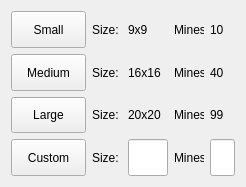
First picture: the form in difficulty.ui, repository q-g-j/qminesweeper, before the edit.
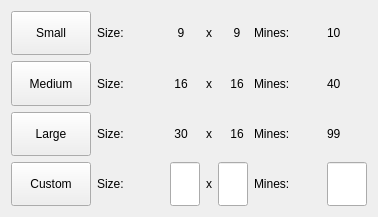
Second picture: the form after the edit.

Commit message: custom mode working

```diff
--- a/difficulty.ui
+++ b/difficulty.ui
@@ -6,8 +6,8 @@
    <rect>
     <x>0</x>
     <y>0</y>
-    <width>246</width>
-    <height>187</height>
+    <width>378</width>
+    <height>217</height>
    </rect>
   </property>
   <property name="sizePolicy">
@@ -20,13 +20,10 @@
    <string>Choose difficulty</string>
   </property>
   <layout class="QGridLayout" name="gridLayout">
-   <property name="sizeConstraint">
-    <enum>QLayout::SetDefaultConstraint</enum>
-   </property>
    <item row="0" column="0">
-    <layout class="QVBoxLayout" name="verticalLayout">
+    <layout class="QHBoxLayout" name="horizontalLayout_main">
      <item>
-      <layout class="QHBoxLayout" name="horizontalLayout">
+      <layout class="QVBoxLayout" name="verticalLayout_mode">
        <item>
         <widget class="QPushButton" name="button_small">
          <property name="sizePolicy">
@@ -35,134 +32,12 @@
            <verstretch>0</verstretch>
           </sizepolicy>
          </property>
-         <property name="minimumSize">
-          <size>
-           <width>50</width>
-           <height>0</height>
-          </size>
-         </property>
          <property name="text">
           <string>Small</string>
          </property>
         </widget>
        </item>
        <item>
-        <widget class="QLabel" name="label_small_size">
-         <property name="sizePolicy">
-          <sizepolicy hsizetype="MinimumExpanding" vsizetype="MinimumExpanding">
-           <horstretch>0</horstretch>
-           <verstretch>0</verstretch>
-          </sizepolicy>
-         </property>
-         <property name="minimumSize">
-          <size>
-           <width>30</width>
-           <height>0</height>
-          </size>
-         </property>
-         <property name="maximumSize">
-          <size>
-           <width>30</width>
-           <height>16777215</height>
-          </size>
-         </property>
-         <property name="text">
-          <string>Size:</string>
-         </property>
-        </widget>
-       </item>
-       <item>
-        <widget class="QLabel" name="label_small_size_value">
-         <property name="sizePolicy">
-          <sizepolicy hsizetype="MinimumExpanding" vsizetype="MinimumExpanding">
-           <horstretch>0</horstretch>
-           <verstretch>0</verstretch>
-          </sizepolicy>
-         </property>
-         <property name="minimumSize">
-          <size>
-           <width>40</width>
-           <height>0</height>
-          </size>
-         </property>
-         <property name="maximumSize">
-          <size>
-           <width>40</width>
-           <height>16777215</height>
-          </size>
-         </property>
-         <property name="layoutDirection">
-          <enum>Qt::LeftToRight</enum>
-         </property>
-         <property name="text">
-          <string>9x9</string>
-         </property>
-         <property name="alignment">
-          <set>Qt::AlignLeading|Qt::AlignLeft|Qt::AlignVCenter</set>
-         </property>
-        </widget>
-       </item>
-       <item>
-        <widget class="QLabel" name="label_small_mines">
-         <property name="sizePolicy">
-          <sizepolicy hsizetype="MinimumExpanding" vsizetype="MinimumExpanding">
-           <horstretch>0</horstretch>
-           <verstretch>0</verstretch>
-          </sizepolicy>
-         </property>
-         <property name="minimumSize">
-          <size>
-           <width>30</width>
-           <height>0</height>
-          </size>
-         </property>
-         <property name="maximumSize">
-          <size>
-           <width>30</width>
-           <height>16777215</height>
-          </size>
-         </property>
-         <property name="text">
-          <string>Mines:</string>
-         </property>
-        </widget>
-       </item>
-       <item>
-        <widget class="QLabel" name="label_small_mines_value">
-         <property name="sizePolicy">
-          <sizepolicy hsizetype="MinimumExpanding" vsizetype="MinimumExpanding">
-           <horstretch>0</horstretch>
-           <verstretch>0</verstretch>
-          </sizepolicy>
-         </property>
-         <property name="minimumSize">
-          <size>
-           <width>25</width>
-           <height>0</height>
-          </size>
-         </property>
-         <property name="maximumSize">
-          <size>
-           <width>25</width>
-           <height>16777215</height>
-          </size>
-         </property>
-         <property name="layoutDirection">
-          <enum>Qt::LeftToRight</enum>
-         </property>
-         <property name="text">
-          <string>10</string>
-         </property>
-         <property name="alignment">
-          <set>Qt::AlignLeading|Qt::AlignLeft|Qt::AlignVCenter</set>
-         </property>
-        </widget>
-       </item>
-      </layout>
-     </item>
-     <item>
-      <layout class="QHBoxLayout" name="horizontalLayout_2">
-       <item>
         <widget class="QPushButton" name="button_medium">
          <property name="sizePolicy">
           <sizepolicy hsizetype="MinimumExpanding" vsizetype="Preferred">
@@ -170,134 +45,12 @@
            <verstretch>0</verstretch>
           </sizepolicy>
          </property>
-         <property name="minimumSize">
-          <size>
-           <width>50</width>
-           <height>0</height>
-          </size>
-         </property>
          <property name="text">
           <string>Medium</string>
          </property>
         </widget>
        </item>
        <item>
-        <widget class="QLabel" name="label_medium_size">
-         <property name="sizePolicy">
-          <sizepolicy hsizetype="MinimumExpanding" vsizetype="MinimumExpanding">
-           <horstretch>0</horstretch>
-           <verstretch>0</verstretch>
-          </sizepolicy>
-         </property>
-         <property name="minimumSize">
-          <size>
-           <width>30</width>
-           <height>0</height>
-          </size>
-         </property>
-         <property name="maximumSize">
-          <size>
-           <width>30</width>
-           <height>16777215</height>
-          </size>
-         </property>
-         <property name="text">
-          <string>Size:</string>
-         </property>
-        </widget>
-       </item>
-       <item>
-        <widget class="QLabel" name="label_medium_size_value">
-         <property name="sizePolicy">
-          <sizepolicy hsizetype="MinimumExpanding" vsizetype="MinimumExpanding">
-           <horstretch>0</horstretch>
-           <verstretch>0</verstretch>
-          </sizepolicy>
-         </property>
-         <property name="minimumSize">
-          <size>
-           <width>40</width>
-           <height>0</height>
-          </size>
-         </property>
-         <property name="maximumSize">
-          <size>
-           <width>40</width>
-           <height>16777215</height>
-          </size>
-         </property>
-         <property name="layoutDirection">
-          <enum>Qt::LeftToRight</enum>
-         </property>
-         <property name="text">
-          <string>16x16</string>
-         </property>
-         <property name="alignment">
-          <set>Qt::AlignLeading|Qt::AlignLeft|Qt::AlignVCenter</set>
-         </property>
-        </widget>
-       </item>
-       <item>
-        <widget class="QLabel" name="label_medium_mines">
-         <property name="sizePolicy">
-          <sizepolicy hsizetype="MinimumExpanding" vsizetype="MinimumExpanding">
-           <horstretch>0</horstretch>
-           <verstretch>0</verstretch>
-          </sizepolicy>
-         </property>
-         <property name="minimumSize">
-          <size>
-           <width>30</width>
-           <height>0</height>
-          </size>
-         </property>
-         <property name="maximumSize">
-          <size>
-           <width>30</width>
-           <height>16777215</height>
-          </size>
-         </property>
-         <property name="text">
-          <string>Mines:</string>
-         </property>
-        </widget>
-       </item>
-       <item>
-        <widget class="QLabel" name="label_medium_mines_value">
-         <property name="sizePolicy">
-          <sizepolicy hsizetype="MinimumExpanding" vsizetype="MinimumExpanding">
-           <horstretch>0</horstretch>
-           <verstretch>0</verstretch>
-          </sizepolicy>
-         </property>
-         <property name="minimumSize">
-          <size>
-           <width>25</width>
-           <height>0</height>
-          </size>
-         </property>
-         <property name="maximumSize">
-          <size>
-           <width>25</width>
-           <height>16777215</height>
-          </size>
-         </property>
-         <property name="layoutDirection">
-          <enum>Qt::LeftToRight</enum>
-         </property>
-         <property name="text">
-          <string>40</string>
-         </property>
-         <property name="alignment">
-          <set>Qt::AlignLeading|Qt::AlignLeft|Qt::AlignVCenter</set>
-         </property>
-        </widget>
-       </item>
-      </layout>
-     </item>
-     <item>
-      <layout class="QHBoxLayout" name="horizontalLayout_3">
-       <item>
         <widget class="QPushButton" name="button_large">
          <property name="sizePolicy">
           <sizepolicy hsizetype="MinimumExpanding" vsizetype="Preferred">
@@ -305,134 +58,12 @@
            <verstretch>0</verstretch>
           </sizepolicy>
          </property>
-         <property name="minimumSize">
-          <size>
-           <width>50</width>
-           <height>0</height>
-          </size>
-         </property>
          <property name="text">
           <string>Large</string>
          </property>
         </widget>
        </item>
        <item>
-        <widget class="QLabel" name="label_large_size">
-         <property name="sizePolicy">
-          <sizepolicy hsizetype="MinimumExpanding" vsizetype="MinimumExpanding">
-           <horstretch>0</horstretch>
-           <verstretch>0</verstretch>
-          </sizepolicy>
-         </property>
-         <property name="minimumSize">
-          <size>
-           <width>30</width>
-           <height>0</height>
-          </size>
-         </property>
-         <property name="maximumSize">
-          <size>
-           <width>30</width>
-           <height>16777215</height>
-          </size>
-         </property>
-         <property name="text">
-          <string>Size:</string>
-         </property>
-        </widget>
-       </item>
-       <item>
-        <widget class="QLabel" name="label_large_size_value">
-         <property name="sizePolicy">
-          <sizepolicy hsizetype="MinimumExpanding" vsizetype="MinimumExpanding">
-           <horstretch>0</horstretch>
-           <verstretch>0</verstretch>
-          </sizepolicy>
-         </property>
-         <property name="minimumSize">
-          <size>
-           <width>40</width>
-           <height>0</height>
-          </size>
-         </property>
-         <property name="maximumSize">
-          <size>
-           <width>40</width>
-           <height>16777215</height>
-          </size>
-         </property>
-         <property name="layoutDirection">
-          <enum>Qt::LeftToRight</enum>
-         </property>
-         <property name="text">
-          <string>20x20</string>
-         </property>
-         <property name="alignment">
-          <set>Qt::AlignLeading|Qt::AlignLeft|Qt::AlignVCenter</set>
-         </property>
-        </widget>
-       </item>
-       <item>
-        <widget class="QLabel" name="label_large_mines">
-         <property name="sizePolicy">
-          <sizepolicy hsizetype="MinimumExpanding" vsizetype="MinimumExpanding">
-           <horstretch>0</horstretch>
-           <verstretch>0</verstretch>
-          </sizepolicy>
-         </property>
-         <property name="minimumSize">
-          <size>
-           <width>30</width>
-           <height>0</height>
-          </size>
-         </property>
-         <property name="maximumSize">
-          <size>
-           <width>30</width>
-           <height>16777215</height>
-          </size>
-         </property>
-         <property name="text">
-          <string>Mines:</string>
-         </property>
-        </widget>
-       </item>
-       <item>
-        <widget class="QLabel" name="label_large_mines_value">
-         <property name="sizePolicy">
-          <sizepolicy hsizetype="MinimumExpanding" vsizetype="MinimumExpanding">
-           <horstretch>0</horstretch>
-           <verstretch>0</verstretch>
-          </sizepolicy>
-         </property>
-         <property name="minimumSize">
-          <size>
-           <width>25</width>
-           <height>0</height>
-          </size>
-         </property>
-         <property name="maximumSize">
-          <size>
-           <width>25</width>
-           <height>16777215</height>
-          </size>
-         </property>
-         <property name="layoutDirection">
-          <enum>Qt::LeftToRight</enum>
-         </property>
-         <property name="text">
-          <string>99</string>
-         </property>
-         <property name="alignment">
-          <set>Qt::AlignLeading|Qt::AlignLeft|Qt::AlignVCenter</set>
-         </property>
-        </widget>
-       </item>
-      </layout>
-     </item>
-     <item>
-      <layout class="QHBoxLayout" name="horizontalLayout_4">
-       <item>
         <widget class="QPushButton" name="button_custom">
          <property name="sizePolicy">
           <sizepolicy hsizetype="MinimumExpanding" vsizetype="Preferred">
@@ -440,17 +71,54 @@
            <verstretch>0</verstretch>
           </sizepolicy>
          </property>
-         <property name="minimumSize">
-          <size>
-           <width>50</width>
-           <height>0</height>
-          </size>
-         </property>
          <property name="text">
           <string>Custom</string>
          </property>
         </widget>
        </item>
+      </layout>
+     </item>
+     <item>
+      <layout class="QVBoxLayout" name="verticalLayout_size_labels">
+       <item>
+        <widget class="QLabel" name="label_small_size">
+         <property name="sizePolicy">
+          <sizepolicy hsizetype="MinimumExpanding" vsizetype="MinimumExpanding">
+           <horstretch>0</horstretch>
+           <verstretch>0</verstretch>
+          </sizepolicy>
+         </property>
+         <property name="text">
+          <string>Size:</string>
+         </property>
+        </widget>
+       </item>
+       <item>
+        <widget class="QLabel" name="label_medium_size">
+         <property name="sizePolicy">
+          <sizepolicy hsizetype="MinimumExpanding" vsizetype="MinimumExpanding">
+           <horstretch>0</horstretch>
+           <verstretch>0</verstretch>
+          </sizepolicy>
+         </property>
+         <property name="text">
+          <string>Size:</string>
+         </property>
+        </widget>
+       </item>
+       <item>
+        <widget class="QLabel" name="label_large_size">
+         <property name="sizePolicy">
+          <sizepolicy hsizetype="MinimumExpanding" vsizetype="MinimumExpanding">
+           <horstretch>0</horstretch>
+           <verstretch>0</verstretch>
+          </sizepolicy>
+         </property>
+         <property name="text">
+          <string>Size:</string>
+         </property>
+        </widget>
+       </item>
        <item>
         <widget class="QLabel" name="label_custom_size">
          <property name="sizePolicy">
@@ -459,42 +127,200 @@
            <verstretch>0</verstretch>
           </sizepolicy>
          </property>
-         <property name="minimumSize">
-          <size>
-           <width>30</width>
-           <height>0</height>
-          </size>
-         </property>
-         <property name="maximumSize">
-          <size>
-           <width>30</width>
-           <height>16777215</height>
-          </size>
-         </property>
          <property name="text">
           <string>Size:</string>
          </property>
         </widget>
        </item>
+      </layout>
+     </item>
+     <item>
+      <layout class="QVBoxLayout" name="verticalLayout_size_values">
        <item>
-        <widget class="QLineEdit" name="lineEdit_custom_size">
+        <layout class="QHBoxLayout" name="horizontalLayout_size_values_small">
+         <item>
+          <widget class="QLabel" name="label_small_cols">
+           <property name="text">
+            <string>9</string>
+           </property>
+           <property name="alignment">
+            <set>Qt::AlignCenter</set>
+           </property>
+          </widget>
+         </item>
+         <item>
+          <widget class="QLabel" name="label_small_x">
+           <property name="text">
+            <string>x</string>
+           </property>
+           <property name="alignment">
+            <set>Qt::AlignCenter</set>
+           </property>
+          </widget>
+         </item>
+         <item>
+          <widget class="QLabel" name="label_small_rows">
+           <property name="text">
+            <string>9</string>
+           </property>
+           <property name="alignment">
+            <set>Qt::AlignCenter</set>
+           </property>
+          </widget>
+         </item>
+        </layout>
+       </item>
+       <item>
+        <layout class="QHBoxLayout" name="horizontalLayout_size_values_medium">
+         <item>
+          <widget class="QLabel" name="label_medium_cols">
+           <property name="text">
+            <string>16</string>
+           </property>
+           <property name="alignment">
+            <set>Qt::AlignCenter</set>
+           </property>
+          </widget>
+         </item>
+         <item>
+          <widget class="QLabel" name="label_medium_x">
+           <property name="text">
+            <string>x</string>
+           </property>
+           <property name="alignment">
+            <set>Qt::AlignCenter</set>
+           </property>
+          </widget>
+         </item>
+         <item>
+          <widget class="QLabel" name="label_medium_rows">
+           <property name="text">
+            <string>16</string>
+           </property>
+           <property name="alignment">
+            <set>Qt::AlignCenter</set>
+           </property>
+          </widget>
+         </item>
+        </layout>
+       </item>
+       <item>
+        <layout class="QHBoxLayout" name="horizontalLayout_size_values_large">
+         <item>
+          <widget class="QLabel" name="label_large_cols">
+           <property name="text">
+            <string>30</string>
+           </property>
+           <property name="alignment">
+            <set>Qt::AlignCenter</set>
+           </property>
+          </widget>
+         </item>
+         <item>
+          <widget class="QLabel" name="label_large_x">
+           <property name="text">
+            <string>x</string>
+           </property>
+           <property name="alignment">
+            <set>Qt::AlignCenter</set>
+           </property>
+          </widget>
+         </item>
+         <item>
+          <widget class="QLabel" name="label_large_rows">
+           <property name="text">
+            <string>16</string>
+           </property>
+           <property name="alignment">
+            <set>Qt::AlignCenter</set>
+           </property>
+          </widget>
+         </item>
+        </layout>
+       </item>
+       <item>
+        <layout class="QHBoxLayout" name="horizontalLayout_size_values_custom">
+         <item>
+          <widget class="QLineEdit" name="lineEdit_custom_cols">
+           <property name="sizePolicy">
+            <sizepolicy hsizetype="Fixed" vsizetype="Preferred">
+             <horstretch>0</horstretch>
+             <verstretch>0</verstretch>
+            </sizepolicy>
+           </property>
+           <property name="maximumSize">
+            <size>
+             <width>30</width>
+             <height>16777215</height>
+            </size>
+           </property>
+          </widget>
+         </item>
+         <item>
+          <widget class="QLabel" name="label_custom_x">
+           <property name="text">
+            <string>x</string>
+           </property>
+          </widget>
+         </item>
+         <item>
+          <widget class="QLineEdit" name="lineEdit_custom_rows">
+           <property name="sizePolicy">
+            <sizepolicy hsizetype="Fixed" vsizetype="Preferred">
+             <horstretch>0</horstretch>
+             <verstretch>0</verstretch>
+            </sizepolicy>
+           </property>
+           <property name="maximumSize">
+            <size>
+             <width>30</width>
+             <height>16777215</height>
+            </size>
+           </property>
+          </widget>
+         </item>
+        </layout>
+       </item>
+      </layout>
+     </item>
+     <item>
+      <layout class="QVBoxLayout" name="verticalLayout_mines_labels">
+       <item>
+        <widget class="QLabel" name="label_small_mines">
          <property name="sizePolicy">
           <sizepolicy hsizetype="MinimumExpanding" vsizetype="MinimumExpanding">
            <horstretch>0</horstretch>
            <verstretch>0</verstretch>
           </sizepolicy>
          </property>
-         <property name="minimumSize">
-          <size>
-           <width>40</width>
-           <height>0</height>
-          </size>
+         <property name="text">
+          <string>Mines:</string>
          </property>
-         <property name="maximumSize">
-          <size>
-           <width>30</width>
-           <height>16777215</height>
-          </size>
+        </widget>
+       </item>
+       <item>
+        <widget class="QLabel" name="label_medium_mines">
+         <property name="sizePolicy">
+          <sizepolicy hsizetype="MinimumExpanding" vsizetype="MinimumExpanding">
+           <horstretch>0</horstretch>
+           <verstretch>0</verstretch>
+          </sizepolicy>
+         </property>
+         <property name="text">
+          <string>Mines:</string>
+         </property>
+        </widget>
+       </item>
+       <item>
+        <widget class="QLabel" name="label_large_mines">
+         <property name="sizePolicy">
+          <sizepolicy hsizetype="MinimumExpanding" vsizetype="MinimumExpanding">
+           <horstretch>0</horstretch>
+           <verstretch>0</verstretch>
+          </sizepolicy>
+         </property>
+         <property name="text">
+          <string>Mines:</string>
          </property>
         </widget>
        </item>
@@ -506,40 +332,104 @@
            <verstretch>0</verstretch>
           </sizepolicy>
          </property>
-         <property name="minimumSize">
-          <size>
-           <width>30</width>
-           <height>0</height>
-          </size>
-         </property>
-         <property name="maximumSize">
-          <size>
-           <width>30</width>
-           <height>16777215</height>
-          </size>
-         </property>
          <property name="text">
           <string>Mines:</string>
+         </property>
+        </widget>
+       </item>
+      </layout>
+     </item>
+     <item>
+      <layout class="QVBoxLayout" name="verticalLayout_mines_values">
+       <property name="sizeConstraint">
+        <enum>QLayout::SetDefaultConstraint</enum>
+       </property>
+       <item>
+        <widget class="QLabel" name="label_small_mines_value">
+         <property name="sizePolicy">
+          <sizepolicy hsizetype="MinimumExpanding" vsizetype="MinimumExpanding">
+           <horstretch>0</horstretch>
+           <verstretch>0</verstretch>
+          </sizepolicy>
+         </property>
+         <property name="maximumSize">
+          <size>
+           <width>40</width>
+           <height>16777215</height>
+          </size>
+         </property>
+         <property name="layoutDirection">
+          <enum>Qt::LeftToRight</enum>
+         </property>
+         <property name="text">
+          <string>10</string>
+         </property>
+         <property name="alignment">
+          <set>Qt::AlignLeading|Qt::AlignLeft|Qt::AlignVCenter</set>
+         </property>
+        </widget>
+       </item>
+       <item>
+        <widget class="QLabel" name="label_medium_mines_value">
+         <property name="sizePolicy">
+          <sizepolicy hsizetype="MinimumExpanding" vsizetype="MinimumExpanding">
+           <horstretch>0</horstretch>
+           <verstretch>0</verstretch>
+          </sizepolicy>
+         </property>
+         <property name="maximumSize">
+          <size>
+           <width>40</width>
+           <height>16777215</height>
+          </size>
+         </property>
+         <property name="layoutDirection">
+          <enum>Qt::LeftToRight</enum>
+         </property>
+         <property name="text">
+          <string>40</string>
+         </property>
+         <property name="alignment">
+          <set>Qt::AlignLeading|Qt::AlignLeft|Qt::AlignVCenter</set>
+         </property>
+        </widget>
+       </item>
+       <item>
+        <widget class="QLabel" name="label_large_mines_value">
+         <property name="sizePolicy">
+          <sizepolicy hsizetype="MinimumExpanding" vsizetype="MinimumExpanding">
+           <horstretch>0</horstretch>
+           <verstretch>0</verstretch>
+          </sizepolicy>
+         </property>
+         <property name="maximumSize">
+          <size>
+           <width>40</width>
+           <height>16777215</height>
+          </size>
+         </property>
+         <property name="layoutDirection">
+          <enum>Qt::LeftToRight</enum>
+         </property>
+         <property name="text">
+          <string>99</string>
+         </property>
+         <property name="alignment">
+          <set>Qt::AlignLeading|Qt::AlignLeft|Qt::AlignVCenter</set>
          </property>
         </widget>
        </item>
        <item>
         <widget class="QLineEdit" name="lineEdit_custom_mines">
          <property name="sizePolicy">
-          <sizepolicy hsizetype="MinimumExpanding" vsizetype="MinimumExpanding">
+          <sizepolicy hsizetype="Fixed" vsizetype="MinimumExpanding">
            <horstretch>0</horstretch>
            <verstretch>0</verstretch>
           </sizepolicy>
          </property>
-         <property name="minimumSize">
-          <size>
-           <width>25</width>
-           <height>0</height>
-          </size>
-         </property>
          <property name="maximumSize">
           <size>
-           <width>25</width>
+           <width>40</width>
            <height>16777215</height>
           </size>
          </property>
```
The commit also changes 9 other files.
